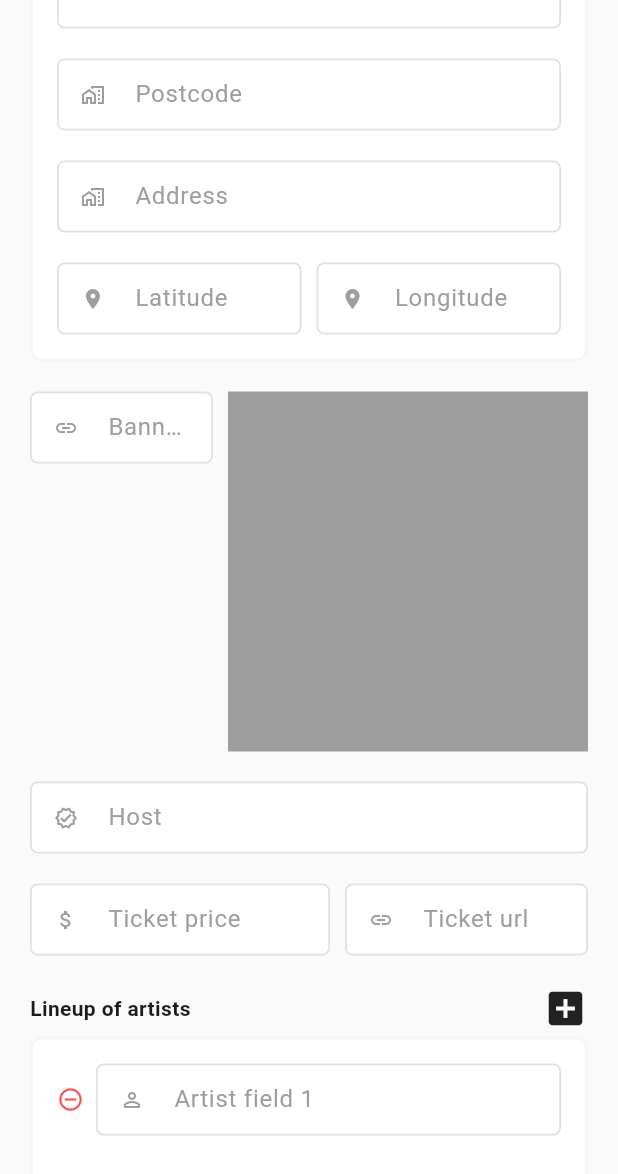
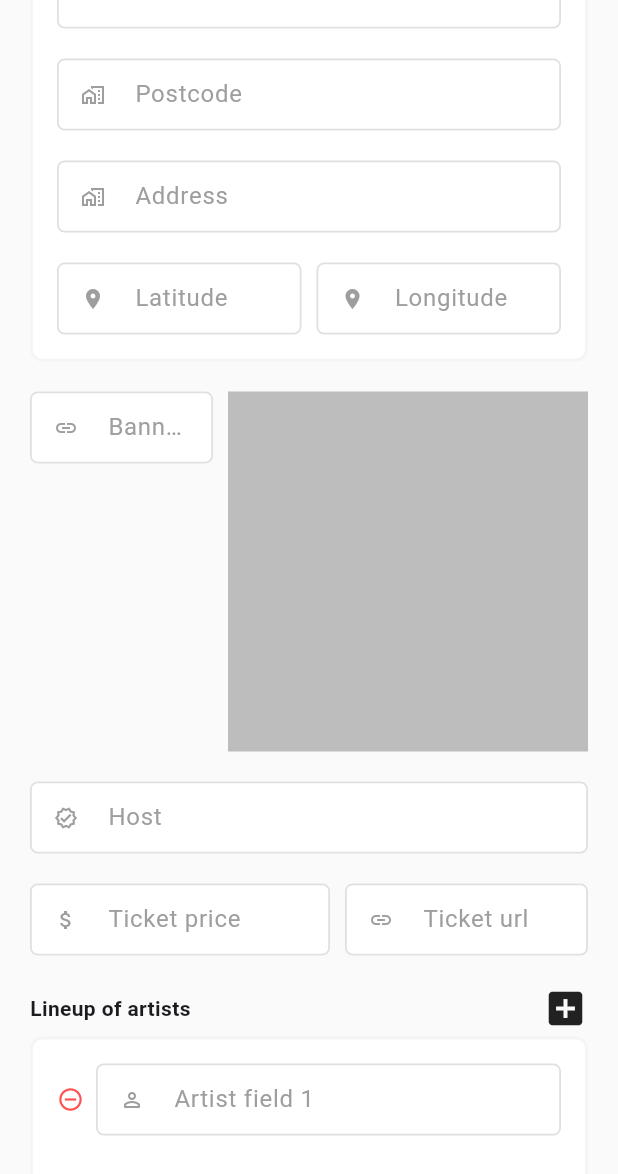
Before and after one commit to theartofnonso/dancepass-web, a Flutter app: the screen it shows after launch, scrolled down 1152 dp, on a phone screen of 412 x 824 dp. Shown: the top 1174 px of the screen. Run offline on Flutter 3.47's test engine with Material 2 defaults, Android fonts, the light colour scheme and no system bars; statements that could not run were skipped.

Commit message:
Update main.dart

```diff
--- a/lib/main.dart
+++ b/lib/main.dart
@@ -1053,7 +1053,7 @@ class _MyHomePageState extends State<MyHomePage> {
                               : Container(
                                   width: 240,
                                   height: 240,
-                                  color: Colors.grey,
+                                  color: Colors.grey.shade400,
                                 ),
                         )
                       ],
```
